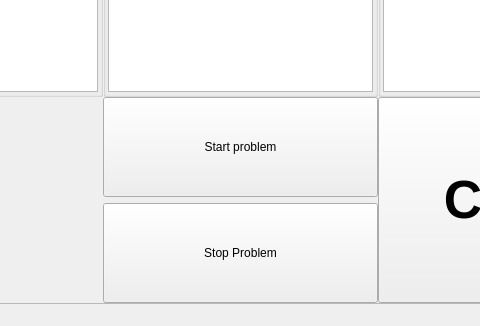
Qt form RepoDest/mainwindow.ui (azieh/RepoDest) before a commit; both pictures show x 449 to 929 and y 520 to 846 of the 1118 by 846 pixel window.
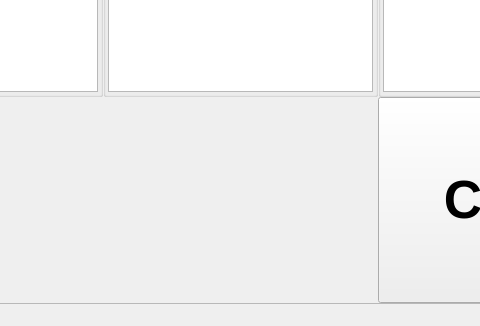
The same form after that commit. Icons and pictures are not drawn.

The edit to the form file:
```diff
--- a/RepoDest/mainwindow.ui
+++ b/RepoDest/mainwindow.ui
@@ -112,8 +112,8 @@
         <rect>
          <x>0</x>
          <y>0</y>
-         <width>1099</width>
-         <height>803</height>
+         <width>1095</width>
+         <height>802</height>
         </rect>
        </property>
        <property name="sizePolicy">
@@ -2623,34 +2623,7 @@
            </widget>
           </item>
           <item row="3" column="3">
-           <layout class="QVBoxLayout" name="verticalLayout_3">
-            <item>
-             <widget class="QPushButton" name="pushButtonStartProblem">
-              <property name="sizePolicy">
-               <sizepolicy hsizetype="Minimum" vsizetype="Expanding">
-                <horstretch>0</horstretch>
-                <verstretch>0</verstretch>
-               </sizepolicy>
-              </property>
-              <property name="text">
-               <string>Start problem</string>
-              </property>
-             </widget>
-            </item>
-            <item>
-             <widget class="QPushButton" name="pushButtonStopProblem">
-              <property name="sizePolicy">
-               <sizepolicy hsizetype="Minimum" vsizetype="Expanding">
-                <horstretch>0</horstretch>
-                <verstretch>0</verstretch>
-               </sizepolicy>
-              </property>
-              <property name="text">
-               <string>Stop Problem</string>
-              </property>
-             </widget>
-            </item>
-           </layout>
+           <layout class="QVBoxLayout" name="verticalLayout_3"/>
           </item>
          </layout>
         </item>
```
Left out of the diff: 2 changed lines with no effect on the pictures.
